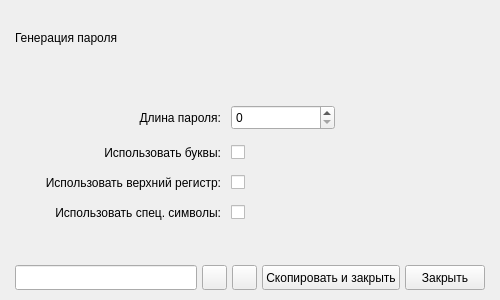
Before: the Qt Designer form core/ui/layout/raw/generator_popup_widget.ui in akato-the-dragon/Obscura, drawn with Qt 5.
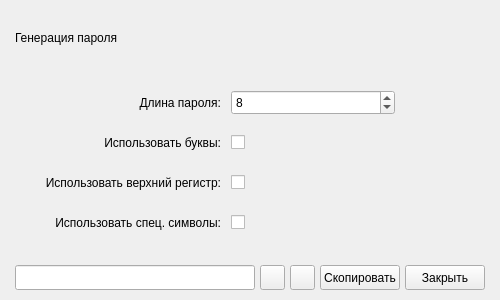
After: the same form once the commit is applied.

What changed in the file:
```diff
--- a/core/ui/layout/raw/generator_popup_widget.ui
+++ b/core/ui/layout/raw/generator_popup_widget.ui
@@ -12,7 +12,7 @@
   </property>
   <layout class="QVBoxLayout" name="generator_popup_layout">
    <property name="spacing">
-    <number>45</number>
+    <number>30</number>
    </property>
    <property name="leftMargin">
     <number>15</number>
@@ -39,7 +39,7 @@
       <number>30</number>
      </property>
      <property name="rightMargin">
-      <number>150</number>
+      <number>90</number>
      </property>
      <property name="horizontalSpacing">
       <number>10</number>
@@ -64,6 +64,15 @@
        <property name="cursor">
         <cursorShape>PointingHandCursor</cursorShape>
        </property>
+       <property name="minimum">
+        <number>4</number>
+       </property>
+       <property name="maximum">
+        <number>64</number>
+       </property>
+       <property name="value">
+        <number>8</number>
+       </property>
       </widget>
      </item>
      <item row="2" column="0">
@@ -108,6 +117,18 @@
      </item>
      <item row="1" column="1">
       <widget class="QCheckBox" name="use_chars_check_box">
+       <property name="minimumSize">
+        <size>
+         <width>0</width>
+         <height>25</height>
+        </size>
+       </property>
+       <property name="maximumSize">
+        <size>
+         <width>16777215</width>
+         <height>25</height>
+        </size>
+       </property>
        <property name="cursor">
         <cursorShape>PointingHandCursor</cursorShape>
        </property>
@@ -121,6 +142,18 @@
      </item>
      <item row="2" column="1">
       <widget class="QCheckBox" name="use_upper_register_check_box">
+       <property name="minimumSize">
+        <size>
+         <width>0</width>
+         <height>25</height>
+        </size>
+       </property>
+       <property name="maximumSize">
+        <size>
+         <width>16777215</width>
+         <height>25</height>
+        </size>
+       </property>
        <property name="cursor">
         <cursorShape>PointingHandCursor</cursorShape>
        </property>
@@ -134,6 +167,18 @@
      </item>
      <item row="3" column="1">
       <widget class="QCheckBox" name="use_symbols_check_box">
+       <property name="minimumSize">
+        <size>
+         <width>0</width>
+         <height>25</height>
+        </size>
+       </property>
+       <property name="maximumSize">
+        <size>
+         <width>16777215</width>
+         <height>25</height>
+        </size>
+       </property>
        <property name="cursor">
         <cursorShape>PointingHandCursor</cursorShape>
        </property>
@@ -257,7 +302,7 @@
         <enum>Qt::TabFocus</enum>
        </property>
        <property name="text">
-        <string>Скопировать и закрыть</string>
+        <string>Скопировать</string>
        </property>
       </widget>
      </item>
```
Left out of the diff: 23 changed lines with no effect on the pictures.
